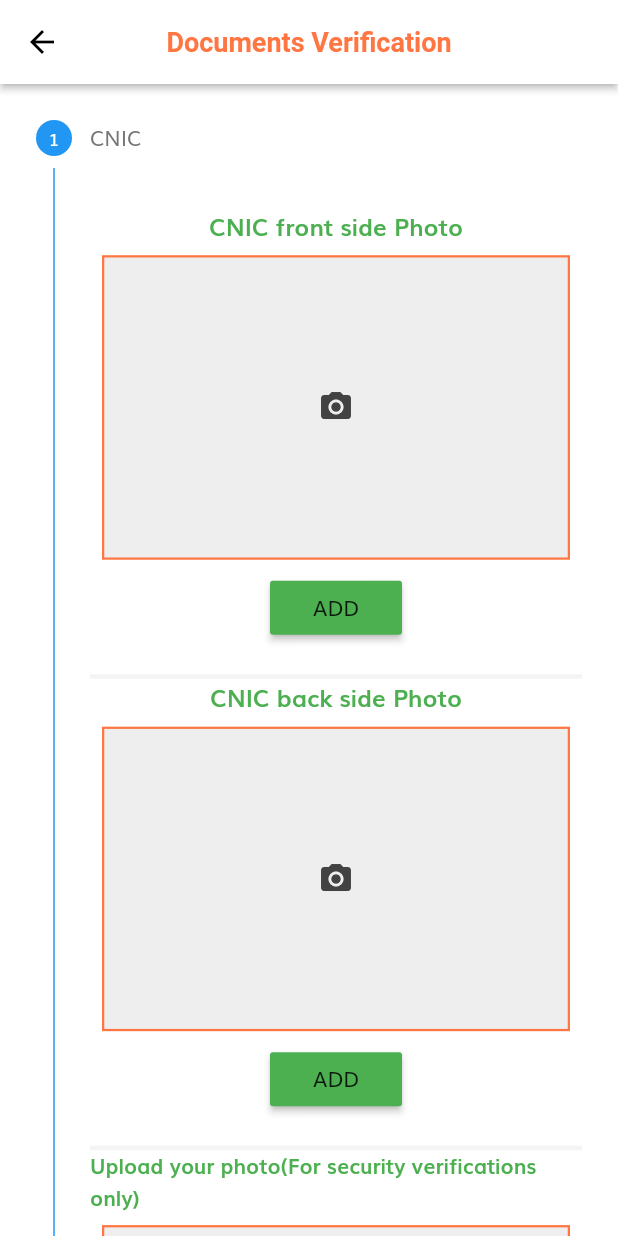
After one commit to iamhamzamatloob/SchoolSawaariFlutter, a Flutter app: the Verifications screen opened by its route, on a phone screen of 412 x 824 dp. The commit adds this screen. Run offline on Flutter 3.47's test engine with Material 2 defaults, Android fonts, the phone set to English and light mode, and no system bars; our stand-ins replace cloud_firestore, curved_navigation_bar, firebase_auth, firebase_core, firebase_storage, flutter_spinkit and 2 more; accounts and stored records are empty.

Commit message:
Committed by Hamza on 22-02-2021

```diff
--- a/lib/main.dart
+++ b/lib/main.dart
@@ -1,6 +1,7 @@
 import 'package:firebase_core/firebase_core.dart';
 import 'package:flutter/material.dart';
 import 'package:school_sawaari_app/screens/parent_home/p_bottom_navigation.dart';
+import 'package:school_sawaari_app/screens/sign_up/verificationts.dart';
 import 'package:school_sawaari_app/screens/splash/splash_screen.dart';
 import 'methods/firebase_methods.dart';
 import 'theme.dart';
@@ -42,7 +43,7 @@ class _MyAppState extends State<MyApp> {
                 debugShowCheckedModeBanner: false,
                 title: 'School Sawaari',
                 theme: theme(),
-                initialRoute: DriverBottomNavigation.routeName,
+                initialRoute: DriverBottomNavigation.routeName, // DriverBottom
                 routes: routes,
               );
             return Container(
--- a/lib/routes.dart
+++ b/lib/routes.dart
@@ -7,6 +7,7 @@ import 'package:school_sawaari_app/screens/otp/otp_screen.dart';
 import 'package:school_sawaari_app/screens/parent_home/p_bottom_navigation.dart';
 import 'package:school_sawaari_app/screens/registration_success/registration_success_screen.dart';
 import 'package:school_sawaari_app/screens/sign_in/sign_in_screen.dart';
+import 'package:school_sawaari_app/screens/sign_up/verificationts.dart';
 import 'package:school_sawaari_app/screens/splash/splash_screen.dart';
 
 import 'screens/sign_up/sign_up_screen.dart';
@@ -25,4 +26,5 @@ final Map<String, WidgetBuilder> routes = {
   VerifyEmail.routeName: (context) => VerifyEmail(),
   RegistrationSuccessScreen.routeName: (context) => RegistrationSuccessScreen(),
   DriverBottomNavigation.routeName: (context) => DriverBottomNavigation(),
+  Verifications.routeName: (context) => Verifications(),
 };
--- a/lib/screens/complete_profile/components/dcomplete_profile_form.dart
+++ b/lib/screens/complete_profile/components/dcomplete_profile_form.dart
@@ -5,6 +5,7 @@ import 'package:school_sawaari_app/components/form_error.dart';
 import 'package:school_sawaari_app/screens/driver_home/d_bottom_navigation.dart';
 import 'package:firebase_auth/firebase_auth.dart';
 import 'package:cloud_firestore/cloud_firestore.dart';
+import 'package:school_sawaari_app/screens/sign_up/verificationts.dart';
 
 import '../../../constants.dart';
 import '../../../size_config.dart';
@@ -82,6 +83,7 @@ class _DCompleteProfileFormState extends State<DCompleteProfileForm> {
           DefaultButton(
             text: "Continue",
             press: () async {
+              // Navigator.pushNamed(context, Verifications.routeName);
               if (_formKey.currentState.validate()) {
                 try {
                   await FirebaseFirestore.instance
@@ -98,7 +100,7 @@ class _DCompleteProfileFormState extends State<DCompleteProfileForm> {
                     'Email': FirebaseAuth.instance.currentUser.email,
                   });
                   Navigator.pushNamed(
-                      context, DriverBottomNavigation.routeName);
+                      context, Verifications.routeName);
                 } catch (e) {
                   print(e);
                 }
--- /dev/null
+++ b/lib/screens/sign_up/verificationts.dart
@@ -0,0 +1,520 @@
+import 'dart:io';
+
+import 'package:cloud_firestore/cloud_firestore.dart';
+import 'package:firebase_auth/firebase_auth.dart';
+import 'package:firebase_storage/firebase_storage.dart';
+import 'package:flutter/material.dart';
+import 'package:image_picker/image_picker.dart';
+import 'package:school_sawaari_app/screens/driver_home/d_bottom_navigation.dart';
+import 'package:school_sawaari_app/size_config.dart';
+import 'package:school_sawaari_app/widgets/snack_bar.dart';
+
+import '../../constants.dart';
+
+class Verifications extends StatefulWidget {
+  static String routeName = "/verifications";
+
+  @override
+  _VerificationsState createState() => _VerificationsState();
+}
+
+class _VerificationsState extends State<Verifications> {
+  int currentStep = 0;
+  String storePhoneNo;
+  File _cnicFrontPhoto;
+  File _cnicBackPhoto;
+  File _userPic;
+  File _licenseFront;
+  File _licenseBack;
+  final email = FirebaseAuth.instance.currentUser.email;
+  var downUrl;
+  var downUrl1;
+  var downUrl2;
+  var downUrl3;
+  var downUrl4;
+
+  @override
+  Widget build(BuildContext context) {
+    SizeConfig().init(context);
+    return Scaffold(
+      appBar: AppBar(
+        title: Text(
+          "Documents Verification",
+          style: TextStyle(color: kPrimaryColor, fontWeight: FontWeight.bold),
+        ),
+        elevation: 2,
+        centerTitle: true,
+      ),
+      body: Container(
+        child: Stepper(
+          currentStep: this.currentStep,
+          steps: [
+            Step(title: Text("CNIC"), content: cnic(), isActive: true),
+            Step(
+                title: Text("Driving License"),
+                content: license(),
+                state: StepState.editing,
+                isActive: true),
+          ],
+          type: StepperType.vertical,
+          onStepTapped: (step) {
+            setState(() {
+              currentStep = step;
+            });
+          },
+          onStepCancel: () {
+            setState(() {
+              if (currentStep > 0) {
+                currentStep = currentStep - 1;
+              } else {
+                currentStep = 0;
+              }
+            });
+          },
+          onStepContinue: () {
+            setState(() {
+              if (currentStep < 2 - 1) {
+                currentStep = currentStep + 1;
+              } else {
+                currentStep = 0;
+              }
+            });
+          },
+        ),
+      ),
+    );
+  }
+
+  cnic() {
+    return Column(
+      children: [
+        Container(
+          child: Column(
+            children: [
+              SizedBox(height: getProportionateScreenHeight(10)),
+              Text(
+                'CNIC front side Photo',
+                style: TextStyle(
+                    fontSize: 16,
+                    color: Colors.green,
+                    fontWeight: FontWeight.bold),
+              ),
+              Padding(
+                padding: const EdgeInsets.all(8.0),
+                child: Container(
+                  color: kPrimaryColor,
+                  child: Padding(
+                    padding: EdgeInsets.all(1.5),
+                    child: Stack(
+                      children: [
+                        Container(
+                          width: 400,
+                          height: 200,
+                          child: _cnicFrontPhoto != null
+                              ? ClipRRect(
+                                  child: Image.file(
+                                    _cnicFrontPhoto,
+                                    width: 400,
+                                    height: 200,
+                                    fit: BoxFit.cover,
+                                  ),
+                                )
+                              : Container(
+                                  decoration: BoxDecoration(
+                                    color: Colors.grey[200],
+                                  ),
+                                  width: 400,
+                                  height: 200,
+                                  child: Icon(
+                                    Icons.camera_alt,
+                                    color: Colors.grey[800],
+                                  ),
+                                ),
+                        ),
+                      ],
+                    ),
+                  ),
+                ),
+              ),
+              RaisedButton(
+                color: Colors.green,
+                child: Text('ADD'),
+                onPressed: () {
+                  _cnicFrontSide();
+                },
+              ),
+              SizedBox(height: getProportionateScreenHeight(20)),
+              Container(
+                height: 3,
+                color: hexColor,
+              ),
+              Text(
+                'CNIC back side Photo',
+                style: TextStyle(
+                    fontSize: 16,
+                    color: Colors.green,
+                    fontWeight: FontWeight.bold),
+              ),
+              Padding(
+                padding: const EdgeInsets.all(8.0),
+                child: Container(
+                  color: kPrimaryColor,
+                  child: Padding(
+                    padding: EdgeInsets.all(1.5),
+                    child: Stack(
+                      children: [
+                        Container(
+                          width: 400,
+                          height: 200,
+                          child: _cnicBackPhoto != null
+                              ? ClipRRect(
+                                  child: Image.file(
+                                    _cnicBackPhoto,
+                                    width: 400,
+                                    height: 200,
+                                    fit: BoxFit.cover,
+                                  ),
+                                )
+                              : Container(
+                                  decoration: BoxDecoration(
+                                    color: Colors.grey[200],
+                                  ),
+                                  width: 400,
+                                  height: 200,
+                                  child: Icon(
+                                    Icons.camera_alt,
+                                    color: Colors.grey[800],
+                                  ),
+                                ),
+                        ),
+                      ],
+                    ),
+                  ),
+                ),
+              ),
+              RaisedButton(
+                color: Colors.green,
+                child: Text('ADD'),
+                onPressed: () {
+                  _cnicBackSide();
+                },
+              ),
+              SizedBox(height: getProportionateScreenHeight(20)),
+              Container(
+                height: 3,
+                color: hexColor,
+              ),
+              Text(
+                'Upload your photo(For security verifications only)',
+                style: TextStyle(
+                    fontSize: 14,
+                    color: Colors.green,
+                    fontWeight: FontWeight.bold),
+              ),
+              Padding(
+                padding: const EdgeInsets.all(8.0),
+                child: Container(
+                  color: kPrimaryColor,
+                  child: Padding(
+                    padding: EdgeInsets.all(1.5),
+                    child: Stack(
+                      children: [
+                        Container(
+                          width: 400,
+                          height: 200,
+                          child: _userPic != null
+                              ? ClipRRect(
+                                  child: Image.file(
+                                    _userPic,
+                                    width: 400,
+                                    height: 200,
+                                    fit: BoxFit.cover,
+                                  ),
+                                )
+                              : Container(
+                                  decoration: BoxDecoration(
+                                    color: Colors.grey[200],
+                                  ),
+                                  width: 400,
+                                  height: 200,
+                                  child: Icon(
+                                    Icons.camera_alt,
+                                    color: Colors.grey[800],
+                                  ),
+                                ),
+                        ),
+                      ],
+                    ),
+                  ),
+                ),
+              ),
+              Text(
+                'This photo will not be used as your profile photo',
+                style: TextStyle(
+                    fontSize: 14,
+                    color: Colors.green,
+                    fontWeight: FontWeight.bold),
+              ),
+              RaisedButton(
+                color: Colors.green,
+                child: Text('ADD'),
+                onPressed: () {
+                  _userPhoto();
+                },
+              ),
+              SizedBox(height: getProportionateScreenHeight(20)),
+            ],
+          ),
+        ),
+      ],
+    );
+  }
+
+  license() {
+    return Column(
+      children: [
+        Container(
+          child: Column(
+            children: [
+              SizedBox(height: getProportionateScreenHeight(10)),
+              Text(
+                'License front side Photo',
+                style: TextStyle(
+                    fontSize: 16,
+                    color: Colors.green,
+                    fontWeight: FontWeight.bold),
+              ),
+              Padding(
+                padding: const EdgeInsets.all(8.0),
+                child: Container(
+                  color: kPrimaryColor,
+                  child: Padding(
+                    padding: EdgeInsets.all(1.5),
+                    child: Stack(
+                      children: [
+                        Container(
+                          width: 400,
+                          height: 200,
+                          child: _licenseFront != null
+                              ? ClipRRect(
+                                  child: Image.file(
+                                    _licenseFront,
+                                    width: 400,
+                                    height: 200,
+                                    fit: BoxFit.cover,
+                                  ),
+                                )
+                              : Container(
+                                  decoration: BoxDecoration(
+                                    color: Colors.grey[200],
+                                  ),
+                                  width: 400,
+                                  height: 200,
+                                  child: Icon(
+                                    Icons.camera_alt,
+                                    color: Colors.grey[800],
+                                  ),
+                                ),
+                        ),
+                      ],
+                    ),
+                  ),
+                ),
+              ),
+              RaisedButton(
+                color: Colors.green,
+                child: Text('ADD'),
+                onPressed: () {
+                  _licenseFrontSide();
+                },
+              ),
+              SizedBox(height: getProportionateScreenHeight(20)),
+              Container(
+                height: 3,
+                color: hexColor,
+              ),
+              Text(
+                'License back side Photo',
+                style: TextStyle(
+                    fontSize: 16,
+                    color: Colors.green,
+                    fontWeight: FontWeight.bold),
+              ),
+              Padding(
+                padding: const EdgeInsets.all(8.0),
+                child: Container(
+                  color: kPrimaryColor,
+                  child: Padding(
+                    padding: EdgeInsets.all(1.5),
+                    child: Stack(
+                      children: [
+                        Container(
+                          width: 400,
+                          height: 200,
+                          child: _licenseBack != null
+                              ? ClipRRect(
+                                  child: Image.file(
+                                    _licenseBack,
+                                    width: 400,
+                                    height: 200,
+                                    fit: BoxFit.cover,
+                                  ),
+                                )
+                              : Container(
+                                  decoration: BoxDecoration(
+                                    color: Colors.grey[200],
+                                  ),
+                                  width: 400,
+                                  height: 200,
+                                  child: Icon(
+                                    Icons.camera_alt,
+                                    color: Colors.grey[800],
+                                  ),
+                                ),
+                        ),
+                      ],
+                    ),
+                  ),
+                ),
+              ),
+              RaisedButton(
+                color: Colors.green,
+                child: Text('ADD'),
+                onPressed: () {
+                  _licenseBackSide();
+                },
+              ),
+              SizedBox(height: getProportionateScreenHeight(50)),
+              RaisedButton(
+                padding: EdgeInsets.symmetric(horizontal: 110, vertical: 5),
+                color: kPrimaryColor,
+                child: Text('Submit'),
+                onPressed: () {
+                  if (downUrl == null ||
+                      downUrl1 == null ||
+                      downUrl2 == null ||
+                      downUrl3 == null ||
+                      downUrl4 == null) {
+                    print("Please add all pictures!");
+                  }
+                  else
+                    {
+                      updateData();
+
+                    }
+                },
+              ),
+              SizedBox(height: getProportionateScreenHeight(20)),
+            ],
+          ),
+        ),
+      ],
+    );
+  }
+
+  _cnicFrontSide() async {
+    // ignore: deprecated_member_use
+    File image = await ImagePicker.pickImage(
+        source: ImageSource.gallery, imageQuality: 50);
+
+    setState(() {
+      _cnicFrontPhoto = image;
+      uploadCNICfs();
+    });
+  }
+
+  _cnicBackSide() async {
+    // ignore: deprecated_member_use
+    File image = await ImagePicker.pickImage(
+        source: ImageSource.gallery, imageQuality: 50);
+
+    setState(() {
+      _cnicBackPhoto = image;
+      uploadCNICbs();
+    });
+  }
+
+  _userPhoto() async {
+    // ignore: deprecated_member_use
+    File image = await ImagePicker.pickImage(
+        source: ImageSource.gallery, imageQuality: 50);
+
+    setState(() {
+      _userPic = image;
+      uploadUserPhoto();
+    });
+  }
+
+  _licenseFrontSide() async {
+    // ignore: deprecated_member_use
+    File image = await ImagePicker.pickImage(
+        source: ImageSource.gallery, imageQuality: 50);
+
+    setState(() {
+      _licenseFront = image;
+      uploadLICENSEfs();
+    });
+  }
+
+  _licenseBackSide() async {
+    // ignore: deprecated_member_use
+    File image = await ImagePicker.pickImage(
+        source: ImageSource.gallery, imageQuality: 50);
+
+    setState(() {
+      _licenseBack = image;
+      uploadLICENSEbs();
+    });
+  }
+
+  uploadCNICfs() async {
+    final sref =
+        FirebaseStorage.instance.ref().child('CNICs/$email/FrontSide.jpg');
+    sref.putFile(_cnicFrontPhoto);
+    //ignore: unnecessary_cast
+    downUrl = await sref.getDownloadURL() as String;
+  }
+
+  uploadCNICbs() async {
+    final sref1 =
+        FirebaseStorage.instance.ref().child('CNICs/$email/BackSide.jpg');
+    sref1.putFile(_cnicBackPhoto);
+    //ignore: unnecessary_cast
+    downUrl1 = await sref1.getDownloadURL() as String;
+  }
+
+  uploadUserPhoto() async {
+    final sref2 = FirebaseStorage.instance.ref().child('User Photo/$email.jpg');
+    sref2.putFile(_userPic);
+    //ignore: unnecessary_cast
+    downUrl2 = await sref2.getDownloadURL() as String;
+  }
+
+  uploadLICENSEfs() async {
+    final sref3 =
+        FirebaseStorage.instance.ref().child('LICENSES/$email/FrontSide.jpg');
+    sref3.putFile(_licenseFront);
+    //ignore: unnecessary_cast
+    downUrl3 = await sref3.getDownloadURL() as String;
+  }
+
+  uploadLICENSEbs() async {
+    final sref4 =
+        FirebaseStorage.instance.ref().child('LICENSES/$email/FrontSide.jpg');
+    sref4.putFile(_licenseBack);
+    //ignore: unnecessary_cast
+    downUrl4 = await sref4.getDownloadURL() as String;
+  }
+
+  Future updateData() async{
+    await FirebaseFirestore.instance.collection('Users').doc(email).update({
+      'User Photo': downUrl2,
+      'CNIC FS': downUrl,
+      'CNIC BS': downUrl1,
+      'LICENSE FS': downUrl3,
+      'LICENSE BS': downUrl4,
+    }).then((value) => {
+      Navigator.pushReplacementNamed(context, DriverBottomNavigation.routeName)
+    });
+  }
+}
--- a/lib/screens/splash/components/body.dart
+++ b/lib/screens/splash/components/body.dart
@@ -73,7 +73,7 @@ class _BodyState extends State<Body> {
                       text: "Continue",
                       press: () {
                         Navigator.pushNamed(context, SignInScreen.routeName);
-                        print(FirebaseAuth.instance.currentUser);
+                        // print(FirebaseAuth.instance.currentUser);
                       },
                     ),
                     Spacer(),
--- a/pubspec.yaml
+++ b/pubspec.yaml
@@ -37,6 +37,7 @@ dependencies:
   curved_navigation_bar: ^0.3.4
   image_picker: ^0.6.7+17
   flutter_spinkit:
+  firebase_storage:
 
 dev_dependencies:
   flutter_test:
```
Also changed, not shown: pubspec.lock.
